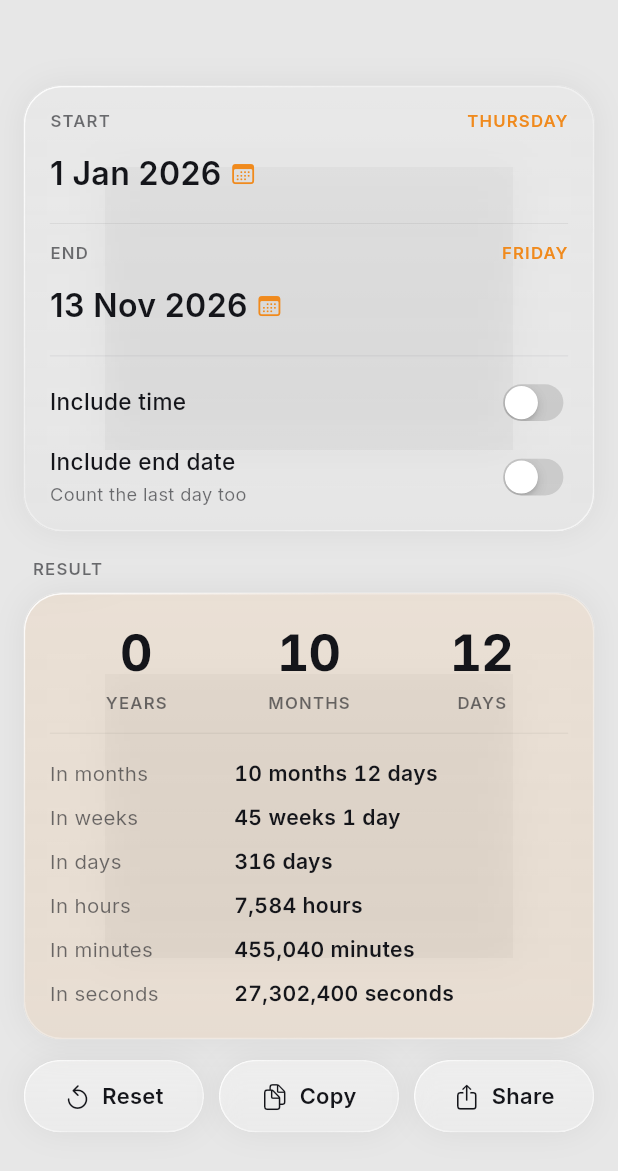
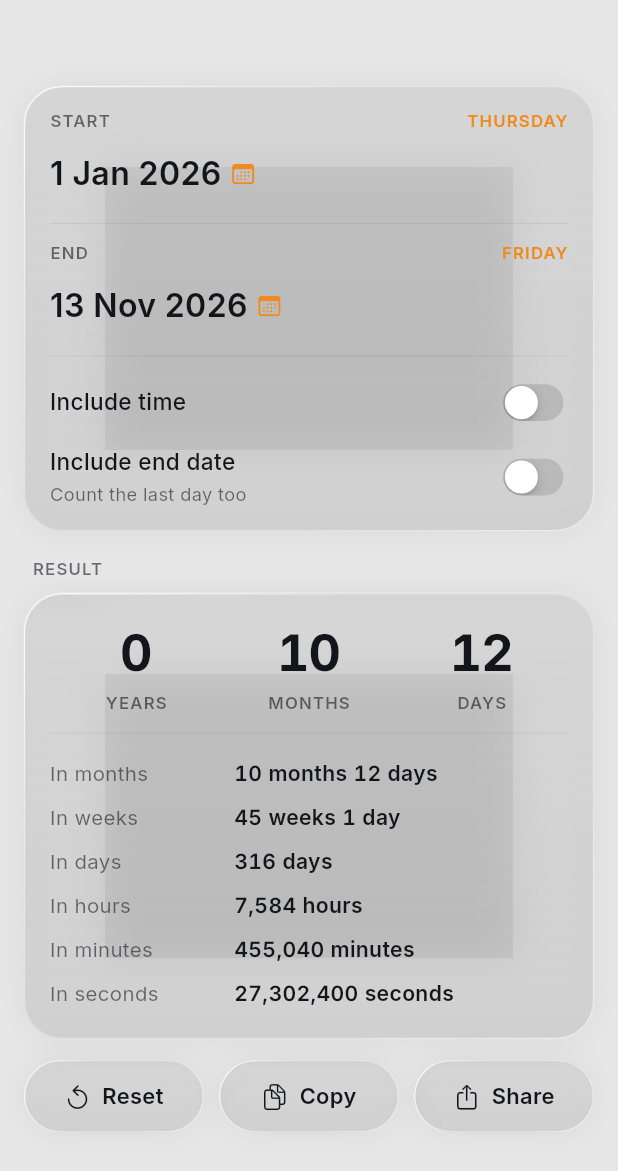
Before and after one commit to GagandeipSingh/dates, a Flutter app: the screen it shows after launch, after a tap on "Between Dates", on a phone screen of 412 x 824 dp. Shown: the top 1171 px of the screen. Run offline on Flutter 3.47's test engine with Material 3 defaults, Android fonts, the phone set to English and light mode, and no system bars; our stand-ins replace flutter_screenutil, share_plus, shared_preferences; missing offline and left inert: liquid_glass_widgets; statements that could not run were skipped.

Commit message:
Implement 120Hz display refresh mode lock, transparent edge-to-edge system bars, responsive floating tab bar, and centered desktop layouts

```diff
--- a/lib/main.dart
+++ b/lib/main.dart
@@ -46,6 +46,7 @@ Future<void> main() async {
   // Portrait only. The manifest and Info.plist say the same, so the first
   // frame never draws sideways before this runs.
   await SystemChrome.setPreferredOrientations([DeviceOrientation.portraitUp]);
+  await SystemChrome.setEnabledSystemUIMode(SystemUiMode.edgeToEdge);
   await LiquidGlassWidgets.initialize(enablePerformanceMonitor: false);
   final settings = await Settings.load();
   runApp(LiquidGlassWidgets.wrap(
--- a/lib/ui/glass_surface.dart
+++ b/lib/ui/glass_surface.dart
@@ -83,10 +83,7 @@ class GlassSurface extends StatelessWidget {
                   ],
                 ),
               ),
-              child: DecoratedBox(
-                decoration: BoxDecoration(color: fill, borderRadius: shape),
-                child: Padding(padding: padding, child: child),
-              ),
+              child: Padding(padding: padding, child: child),
             ),
           ),
         ),
--- a/lib/ui/glass_tabs.dart
+++ b/lib/ui/glass_tabs.dart
@@ -1,3 +1,5 @@
+import 'dart:math' as math;
+
 import 'package:flutter/material.dart';
 import 'package:flutter/services.dart';
 
@@ -34,9 +36,11 @@ class GlassTabs extends StatelessWidget {
     }
 
     return Padding(
-      padding: EdgeInsets.fromLTRB(24.dp, 0, 24.dp, bottom + 14.dp),
+      padding: EdgeInsets.fromLTRB(24.dp, 0, 24.dp, math.max(bottom + 14.dp, 24.dp)),
       child: Align(
         alignment: Alignment.bottomCenter,
+        child: ConstrainedBox(
+          constraints: BoxConstraints(maxWidth: 440.dp),
           child: GlassSurface(
             radius: height / 2,
             thick: true,
--- a/lib/ui/home.dart
+++ b/lib/ui/home.dart
@@ -73,7 +73,10 @@ class TodayTab extends StatelessWidget {
   Widget build(BuildContext context) {
     final p = Pal.of(context);
     final now = DateTime.now();
-    return ListView(
+    return Center(
+      child: ConstrainedBox(
+        constraints: BoxConstraints(maxWidth: 640.dp),
+        child: ListView(
           padding: pagePadding(context, tabBar: true),
           children: [
             Pane(
@@ -103,6 +106,8 @@ class TodayTab extends StatelessWidget {
             const SectionTitle('Quick tools'),
             const _ToolList(limit: 3),
           ],
+        ),
+      ),
     );
   }
 }
@@ -138,9 +143,14 @@ final _tools = <_Tool>[
 class ToolsTab extends StatelessWidget {
   const ToolsTab({super.key});
   @override
-  Widget build(BuildContext context) => ListView(
+  Widget build(BuildContext context) => Center(
+        child: ConstrainedBox(
+          constraints: BoxConstraints(maxWidth: 640.dp),
+          child: ListView(
             padding: pagePadding(context, tabBar: true),
             children: const [_ToolList()],
+          ),
+        ),
       );
 }
 
@@ -248,7 +258,10 @@ class SettingsTab extends StatelessWidget {
     final s = SettingsScope.of(context);
     final p = Pal.of(context);
     final sample = DateTime(DateTime.now().year, 7, 17);
-    return ListView(
+    return Center(
+      child: ConstrainedBox(
+        constraints: BoxConstraints(maxWidth: 640.dp),
+        child: ListView(
           padding: pagePadding(context, tabBar: true),
           children: [
         const SectionTitle('Appearance'),
@@ -355,7 +368,8 @@ class SettingsTab extends StatelessWidget {
           child: Text('Dates · ${dayOfYear(DateTime.now())} days into ${DateTime.now().year}',
               style: TextStyle(color: p.sub, fontSize: 12.sp)),
         ),
-      ],
+        ),
+      ),
     );
   }
 }
--- a/lib/ui/kit.dart
+++ b/lib/ui/kit.dart
@@ -98,9 +98,14 @@ class ToolScreen extends StatelessWidget {
       ),
       body: Listener(
         onPointerDown: (_) => FocusManager.instance.primaryFocus?.unfocus(),
-        child: ListView(
-          padding: pagePadding(context),
-          children: children,
+        child: Center(
+          child: ConstrainedBox(
+            constraints: BoxConstraints(maxWidth: 640.dp),
+            child: ListView(
+              padding: pagePadding(context),
+              children: children,
+            ),
+          ),
         ),
       ),
     );
```
Also changed, not shown: 5 other files. Lines whose indentation alone changed are shown as unchanged.
